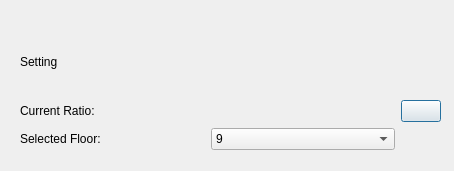
Qt form final/mapsettings.ui (FinalMission/raspberry-pi-qt) before a commit.
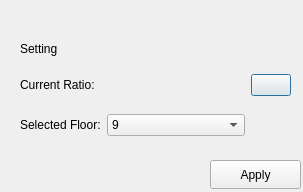
The same form after that commit. Icons and pictures are not drawn.

```diff
--- a/final/mapsettings.ui
+++ b/final/mapsettings.ui
@@ -6,8 +6,8 @@
    <rect>
     <x>0</x>
     <y>0</y>
-    <width>454</width>
-    <height>171</height>
+    <width>303</width>
+    <height>192</height>
    </rect>
   </property>
   <property name="windowTitle">
@@ -18,7 +18,7 @@
     <rect>
      <x>20</x>
      <y>30</y>
-     <width>421</width>
+     <width>271</width>
      <height>120</height>
     </rect>
    </property>
@@ -83,9 +83,9 @@
     <item row="0" column="0">
      <widget class="QLabel" name="label">
       <property name="sizePolicy">
-       <sizepolicy hsizetype="Ignored" vsizetype="Preferred">
+       <sizepolicy hsizetype="Fixed" vsizetype="Fixed">
         <horstretch>0</horstretch>
-        <verstretch>0</verstretch>
+        <verstretch>10</verstretch>
        </sizepolicy>
       </property>
       <property name="text">
@@ -95,8 +95,19 @@
     </item>
    </layout>
   </widget>
-  <zorder>gridLayoutWidget</zorder>
-  <zorder>label</zorder>
+  <widget class="QPushButton" name="ApplyButton">
+   <property name="geometry">
+    <rect>
+     <x>210</x>
+     <y>160</y>
+     <width>91</width>
+     <height>29</height>
+    </rect>
+   </property>
+   <property name="text">
+    <string>Apply</string>
+   </property>
+  </widget>
  </widget>
  <resources/>
  <connections/>
```
Left out of the diff: 3 changed lines with no effect on the pictures.
